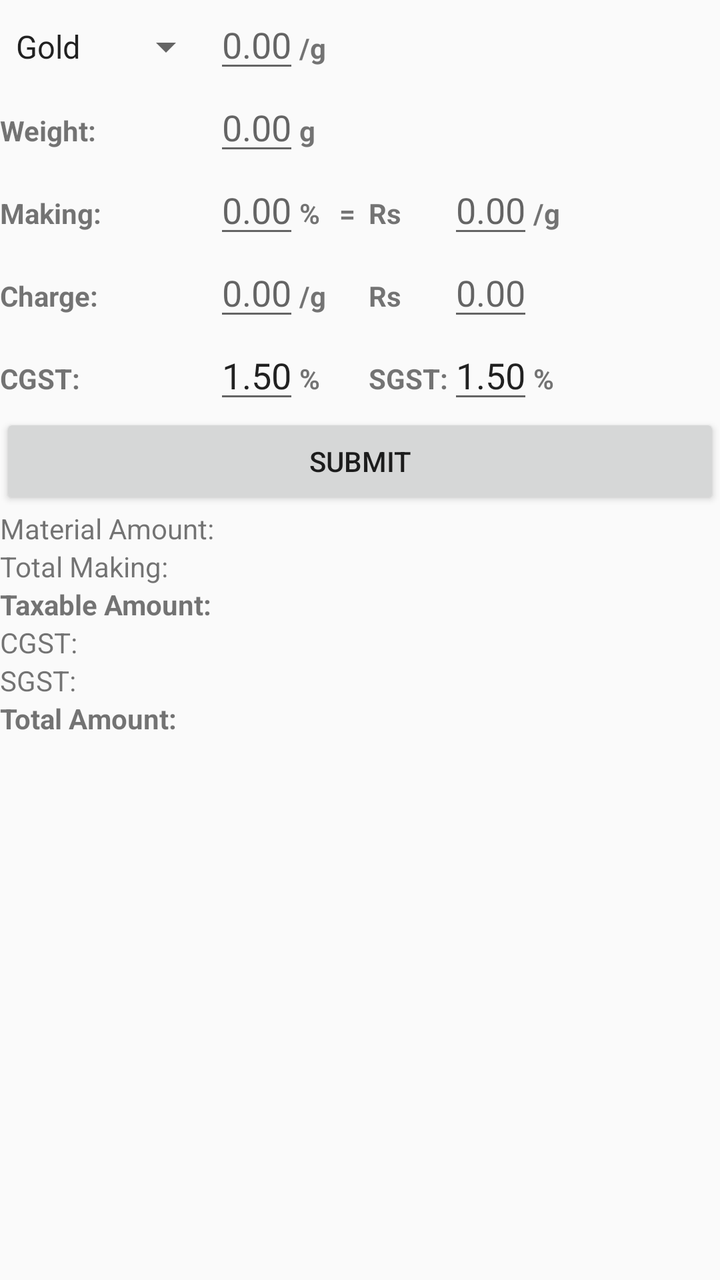
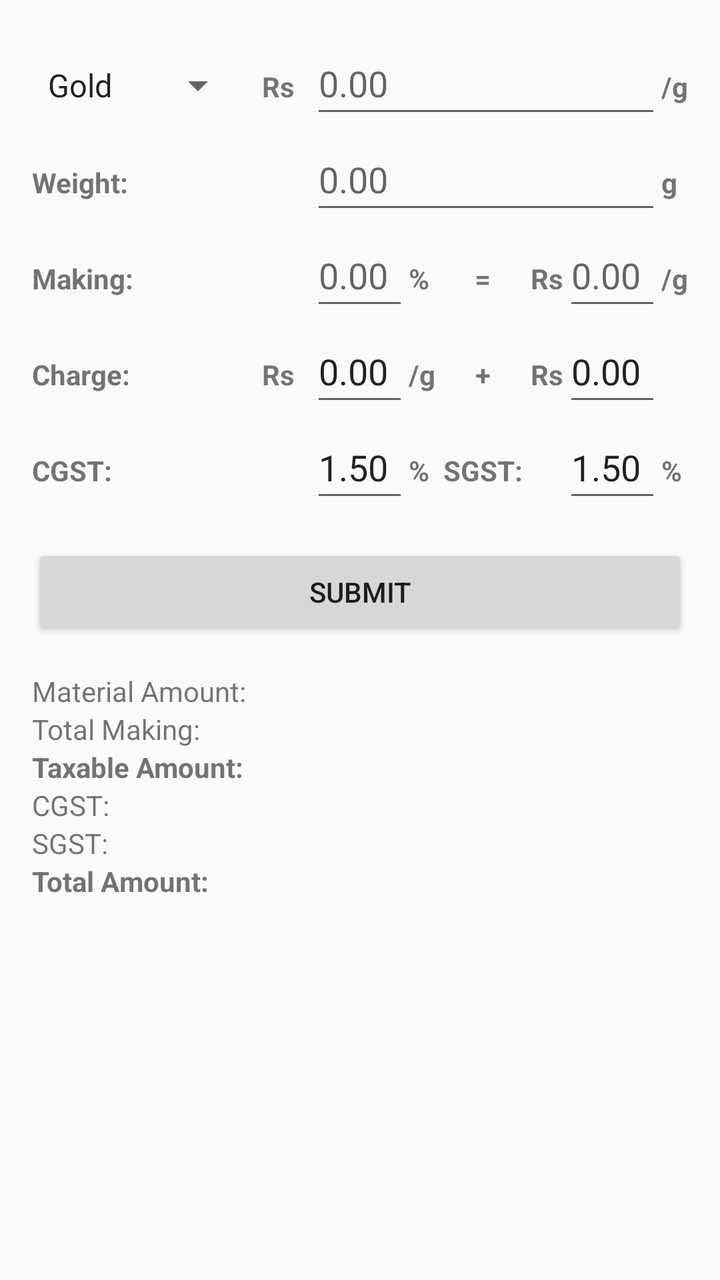

Before-and-after screenshots of an Android layout around one commit, followed by the original layout XML and the change that was made.
<!-- AndroidManifest.xml: application theme AppTheme -->
<!-- res/layout/activity_main.xml -->
<?xml version="1.0" encoding="utf-8"?>
<androidx.constraintlayout.widget.ConstraintLayout
        xmlns:android="http://schemas.android.com/apk/res/android"
        android:layout_height="match_parent"
        android:layout_width="match_parent"
        android:layout_marginLeft="1dp"
        android:layout_marginRight="1dp">

    <TableLayout android:layout_width="match_parent"
                 android:layout_height="match_parent">

        <TableRow>
            <Spinner
                    android:id="@+id/materialTypeSpinner"
                    android:layout_height="wrap_content"
                    android:textStyle="bold"
                    android:entries="@array/materialType"/>

            <EditText
                    android:id="@+id/rateInput"
                    android:inputType="numberDecimal"
                    android:hint="0.00"/>
            android:textStyle="bold"/>
            <TextView android:text="@string/app_weight_unit"
                      android:textStyle="bold"/>
        </TableRow>

        <TableRow>
            <TextView android:text="Weight:"
                      android:textStyle="bold"/>
            <EditText
                    android:id="@+id/weightInput"
                    android:inputType="numberDecimal"
                    android:hint="0.00"/>
            <TextView android:text="@string/app_weight"
                      android:textStyle="bold"/>
        </TableRow>

        <TableRow>
            <TextView android:text="Making:"
                      android:textStyle="bold"/>
            <EditText
                    android:id="@+id/makingInputPercentage"
                    android:inputType="numberDecimal"
                    android:layout_width="wrap_content"
                    android:hint="0.00"/>
            <TextView android:text="%"
                      android:textStyle="bold"/>

            <TextView android:text="  =  "
                      android:textStyle="bold"/>

            <TextView android:text="@string/app_currency"
                      android:textStyle="bold"/>
            <EditText
                    android:id="@+id/makingInputAmountPerUnitWeight"
                    android:inputType="numberDecimal"
                    android:hint="0.00"/>
            <TextView android:text="@string/app_weight_unit"
                      android:textStyle="bold"/>
        </TableRow>

        <TableRow>
            <TextView android:text="Charge:"
                android:textStyle="bold"/>
            <EditText
                android:id="@+id/chargeInputAmountPerUnitWeight"
                android:inputType="numberDecimal"
                android:layout_width="wrap_content"
                android:hint="0.00"/>
            <TextView android:text="@string/app_weight_unit"
                android:textStyle="bold"/>

            <TextView android:text="  "
                android:textStyle="bold"/>

            <TextView android:text="@string/app_currency"
                android:textStyle="bold"/>
            <EditText
                android:id="@+id/chargeInputAmountTotal"
                android:inputType="numberDecimal"
                android:hint="0.00"/>
            <TextView android:text=""
                android:textStyle="bold"/>
        </TableRow>

        <TableRow>
            <TextView android:text="CGST:"
                      android:textStyle="bold"/>
            <EditText
                    android:id="@+id/cgstRateInput"
                    android:inputType="numberDecimal"
                    android:text="1.50"/>
            <TextView android:text="%"
                      android:textStyle="bold"/>

            <TextView android:text=""/>

            <TextView android:text="SGST:"
                      android:textStyle="bold"/>
            <EditText
                    android:id="@+id/sgstRateInput"
                    android:inputType="numberDecimal"
                    android:text="1.50"/>
            <TextView android:text="%"
                      android:textStyle="bold"/>
        </TableRow>

        <Button android:id="@+id/button_id"
                android:text="Submit"/>

        <TableRow>
            <TextView android:text="Material Amount:"/>
            <TextView android:text=""/>
            <TextView android:text=""/>
            <TextView android:text=""/>
            <TextView android:text=""/>
            <TextView
                    android:id="@+id/materialAmountOutput"
                    android:inputType="numberDecimal"/>
        </TableRow>

        <TableRow>
            <TextView android:text="Total Making:"/>
            <TextView android:text=""/>
            <TextView android:text=""/>
            <TextView android:text=""/>
            <TextView android:text=""/>
            <TextView
                    android:id="@+id/makingAmountTotalOutput"
                    android:inputType="numberDecimal"/>
        </TableRow>

        <TableRow>
            <TextView android:text="Taxable Amount:"
                      android:textStyle="bold"/>
            <TextView android:text=""/>
            <TextView android:text=""/>
            <TextView android:text=""/>
            <TextView android:text=""/>
            <TextView android:id="@+id/taxableAmountOutput"
                      android:textStyle="bold"/>
        </TableRow>

        <TableRow>
            <TextView android:text="CGST:"/>
            <TextView android:text=""/>
            <TextView android:text=""/>
            <TextView android:text=""/>
            <TextView android:text=""/>
            <TextView android:id="@+id/cgstValueOutput"/>
        </TableRow>

        <TableRow>
            <TextView android:text="SGST:"/>
            <TextView android:text=""/>
            <TextView android:text=""/>
            <TextView android:text=""/>
            <TextView android:text=""/>
            <TextView android:id="@+id/sgstValueOutput"/>
        </TableRow>
        
        <TableRow>
            <TextView android:text="Total Amount:"
                      android:textStyle="bold"/>
            <TextView android:text=""/>
            <TextView android:text=""/>
            <TextView android:text=""/>
            <TextView android:text=""/>
            <TextView android:id="@+id/totalAmountOutput"
                      android:textStyle="bold"/>
        </TableRow>
    </TableLayout>
</androidx.constraintlayout.widget.ConstraintLayout>
<!-- resources referenced by this layout -->
<resources>
  <string-array name="materialType">
          <item>Gold</item>
          <item>Silver</item>
      </string-array>
  <string name="app_currency">Rs</string>
  <string name="app_weight">g</string>
  <string name="app_weight_unit">/g</string>
  <style name="AppTheme" parent="Theme.AppCompat.Light.DarkActionBar">
          
          <item name="colorPrimary">@color/colorPrimary</item>
          <item name="colorPrimaryDark">@color/colorPrimaryDark</item>
          <item name="colorAccent">@color/colorAccent</item>
      </style>
  <color name="colorPrimary">#3F51B5</color>
  <color name="colorPrimaryDark">#303F9F</color>
  <color name="colorAccent">#FF4081</color>
</resources>

<!-- the commit's change to res/layout/activity_main.xml (unified diff, before → after) -->
@@ -1,174 +1,329 @@
 <?xml version="1.0" encoding="utf-8"?>
-<androidx.constraintlayout.widget.ConstraintLayout
-        xmlns:android="http://schemas.android.com/apk/res/android"
+<androidx.constraintlayout.widget.ConstraintLayout xmlns:android="http://schemas.android.com/apk/res/android"
+    xmlns:app="http://schemas.android.com/apk/res-auto"
+    android:id="@+id/main"
+    android:layout_width="match_parent"
+    android:layout_height="match_parent"
+    android:layout_marginStart="1dp"
+    android:layout_marginEnd="1dp"
+    android:layout_marginLeft="1dp"
+    android:layout_marginRight="1dp">
+
+    <ScrollView
+        android:layout_width="match_parent"
         android:layout_height="match_parent"
-        android:layout_width="match_parent"
-        android:layout_marginLeft="1dp"
-        android:layout_marginRight="1dp">
-
-    <TableLayout android:layout_width="match_parent"
-                 android:layout_height="match_parent">
-
-        <TableRow>
-            <Spinner
+        app:layout_constraintBottom_toBottomOf="parent"
+        app:layout_constraintEnd_toEndOf="parent"
+        app:layout_constraintStart_toStartOf="parent"
+        app:layout_constraintTop_toTopOf="parent">
+
+        <TableLayout
+            android:layout_width="match_parent"
+            android:layout_height="wrap_content"
+            android:padding="16dp"
+            android:stretchColumns="2,6"
+            android:shrinkColumns="2,6">
+
+            
+            <TableRow>
+                <Spinner
                     android:id="@+id/materialTypeSpinner"
+                    android:layout_width="wrap_content"
                     android:layout_height="wrap_content"
-                    android:textStyle="bold"
-                    android:entries="@array/materialType"/>
-
-            <EditText
+                    android:minHeight="48dp"
+                    android:entries="@array/materialType"
+                    android:textStyle="bold" />
+
+                <TextView
+                    android:layout_width="wrap_content"
+                    android:text="@string/app_currency"
+                    android:textStyle="bold"
+                    android:paddingStart="8dp"
+                    android:paddingEnd="8dp" />
+
+                <EditText
                     android:id="@+id/rateInput"
-                    android:inputType="numberDecimal"
-                    android:hint="0.00"/>
-            android:textStyle="bold"/>
-            <TextView android:text="@string/app_weight_unit"
-                      android:textStyle="bold"/>
-        </TableRow>
-
-        <TableRow>
-            <TextView android:text="Weight:"
-                      android:textStyle="bold"/>
-            <EditText
+                    android:layout_width="wrap_content"
+                    android:layout_weight="1"
+                    android:layout_span="5"
+                    android:minHeight="48dp"
+                    android:hint="@string/default_decimal_value"
+                    android:importantForAutofill="no"
+                    android:inputType="numberDecimal" />
+
+                <TextView
+                    android:layout_width="wrap_content"
+                    android:text="@string/app_weight_unit"
+                    android:textStyle="bold" />
+            </TableRow>
+
+            
+            <TableRow>
+                <TextView
+                    android:layout_width="wrap_content"
+                    android:text="@string/label_weight"
+                    android:textStyle="bold" />
+
+                <TextView
+                    android:layout_width="wrap_content"
+                    android:text=""
+                    android:paddingStart="8dp"
+                    android:paddingEnd="8dp" />
+
+                <EditText
                     android:id="@+id/weightInput"
-                    android:inputType="numberDecimal"
-                    android:hint="0.00"/>
-            <TextView android:text="@string/app_weight"
-                      android:textStyle="bold"/>
-        </TableRow>
-
-        <TableRow>
-            <TextView android:text="Making:"
-                      android:textStyle="bold"/>
-            <EditText
+                    android:layout_width="wrap_content"
+                    android:layout_weight="1"
+                    android:layout_span="5"
+                    android:minHeight="48dp"
+                    android:hint="@string/default_decimal_value"
+                    android:importantForAutofill="no"
+                    android:inputType="numberDecimal" />
+
+                <TextView
+                    android:layout_width="wrap_content"
+                    android:text="@string/app_weight"
+                    android:textStyle="bold" />
+            </TableRow>
+
+            
+            <TableRow>
+                <TextView
+                    android:layout_width="wrap_content"
+                    android:text="@string/label_making"
+                    android:textStyle="bold" />
+
+                <TextView
+                    android:layout_width="wrap_content"
+                    android:text=""
+                    android:paddingStart="8dp"
+                    android:paddingEnd="8dp" />
+
+                <EditText
                     android:id="@+id/makingInputPercentage"
-                    android:inputType="numberDecimal"
-                    android:layout_width="wrap_content"
-                    android:hint="0.00"/>
-            <TextView android:text="%"
-                      android:textStyle="bold"/>
-
-            <TextView android:text="  =  "
-                      android:textStyle="bold"/>
-
-            <TextView android:text="@string/app_currency"
-                      android:textStyle="bold"/>
-            <EditText
+                    android:layout_width="0dp"
+                    android:layout_weight="1"
+                    android:minHeight="48dp"
+                    android:hint="@string/default_decimal_value"
+                    android:importantForAutofill="no"
+                    android:inputType="numberDecimal"
+                    android:maxLength="7" />
+
+                <TextView
+                    android:layout_width="wrap_content"
+                    android:text="@string/symbol_percent"
+                    android:textStyle="bold" />
+
+                <TextView
+                    android:layout_width="wrap_content"
+                    android:text="@string/symbol_equals"
+                    android:textStyle="bold"
+                    android:gravity="center"
+                    android:paddingHorizontal="4dp" />
+
+                <TextView
+                    android:layout_width="wrap_content"
+                    android:text="@string/app_currency"
+                    android:textStyle="bold" />
+
+                <EditText
                     android:id="@+id/makingInputAmountPerUnitWeight"
-                    android:inputType="numberDecimal"
-                    android:hint="0.00"/>
-            <TextView android:text="@string/app_weight_unit"
-                      android:textStyle="bold"/>
-        </TableRow>
-
-        <TableRow>
-            <TextView android:text="Charge:"
-                android:textStyle="bold"/>
-            <EditText
-                android:id="@+id/chargeInputAmountPerUnitWeight"
-                android:inputType="numberDecimal"
-                android:layout_width="wrap_content"
-                android:hint="0.00"/>
-            <TextView android:text="@string/app_weight_unit"
-                android:textStyle="bold"/>
-
-            <TextView android:text="  "
-                android:textStyle="bold"/>
-
-            <TextView android:text="@string/app_currency"
-                android:textStyle="bold"/>
-            <EditText
-                android:id="@+id/chargeInputAmountTotal"
-                android:inputType="numberDecimal"
-                android:hint="0.00"/>
-            <TextView android:text=""
-                android:textStyle="bold"/>
-        </TableRow>
-
-        <TableRow>
-            <TextView android:text="CGST:"
-                      android:textStyle="bold"/>
-            <EditText
+                    android:layout_width="0dp"
+                    android:layout_weight="1"
+                    android:minHeight="48dp"
+                    android:hint="@string/default_decimal_value"
+                    android:importantForAutofill="no"
+                    android:inputType="numberDecimal"
+                    android:maxLength="7" />
+
+                <TextView
+                    android:layout_width="wrap_content"
+                    android:text="@string/app_weight_unit"
+                    android:textStyle="bold" />
+            </TableRow>
+
+            
+            <TableRow>
+                <TextView
+                    android:layout_width="wrap_content"
+                    android:text="@string/label_charge"
+                    android:textStyle="bold" />
+
+                <TextView
+                    android:layout_width="wrap_content"
+                    android:text="@string/app_currency"
+                    android:textStyle="bold"
+                    android:paddingStart="8dp"
+                    android:paddingEnd="8dp" />
+
+                <EditText
+                    android:id="@+id/chargeInputAmountPerUnitWeight"
+                    android:layout_width="0dp"
+                    android:layout_weight="1"
+                    android:minHeight="48dp"
+                    android:text="@string/default_decimal_value"
+                    android:importantForAutofill="no"
+                    android:inputType="numberDecimal"
+                    android:maxLength="7" />
+
+                <TextView
+                    android:layout_width="wrap_content"
+                    android:text="@string/app_weight_unit"
+                    android:textStyle="bold" />
+
+                <TextView
+                    android:layout_width="wrap_content"
+                    android:text="@string/symbol_plus"
+                    android:textStyle="bold"
+                    android:gravity="center"
+                    android:paddingHorizontal="4dp" />
+
+                <TextView
+                    android:layout_width="wrap_content"
+                    android:text="@string/app_currency"
+                    android:textStyle="bold" />
+
+                <EditText
+                    android:id="@+id/chargeInputAmountTotal"
+                    android:layout_width="0dp"
+                    android:layout_weight="1"
+                    android:minHeight="48dp"
+                    android:text="@string/default_decimal_value"
+                    android:importantForAutofill="no"
+                    android:inputType="numberDecimal"
+                    android:maxLength="7" />
+
+                <TextView
+                    android:layout_width="wrap_content"
+                    android:text="" />
+            </TableRow>
+
+            
+            <TableRow>
+                <TextView
+                    android:layout_width="wrap_content"
+                    android:text="@string/label_cgst"
+                    android:textStyle="bold" />
+
+                <TextView
+                    android:layout_width="wrap_content"
+                    android:text=""
+                    android:paddingStart="8dp"
+                    android:paddingEnd="8dp" />
+
+                <EditText
                     android:id="@+id/cgstRateInput"
-                    android:inputType="numberDecimal"
-                    android:text="1.50"/>
-            <TextView android:text="%"
-                      android:textStyle="bold"/>
-
-            <TextView android:text=""/>
-
-            <TextView android:text="SGST:"
-                      android:textStyle="bold"/>
-            <EditText
+                    android:layout_width="0dp"
+                    android:layout_weight="1"
+                    android:minHeight="48dp"
+                    android:importantForAutofill="no"
+                    android:inputType="numberDecimal"
+                    android:text="@string/default_tax_rate" />
+
+                <TextView
+                    android:layout_width="wrap_content"
+                    android:text="@string/symbol_percent"
+                    android:textStyle="bold" />
+
+                <TextView
+                    android:layout_width="wrap_content"
+                    android:text="@string/label_sgst"
+                    android:textStyle="bold"
+                    android:gravity="center"
+                    android:paddingHorizontal="4dp" />
+
+                <TextView
+                    android:layout_width="wrap_content"
+                    android:text="" />
+
+                <EditText
                     android:id="@+id/sgstRateInput"
-                    android:inputType="numberDecimal"
-                    android:text="1.50"/>
-            <TextView android:text="%"
-                      android:textStyle="bold"/>
-        </TableRow>
-
-        <Button android:id="@+id/button_id"
-                android:text="Submit"/>
-
-        <TableRow>
-            <TextView android:text="Material Amount:"/>
-            <TextView android:text=""/>
-            <TextView android:text=""/>
-            <TextView android:text=""/>
-            <TextView android:text=""/>
-            <TextView
+                    android:layout_width="0dp"
+                    android:layout_weight="1"
+                    android:minHeight="48dp"
+                    android:importantForAutofill="no"
+                    android:inputType="numberDecimal"
+                    android:text="@string/default_tax_rate" />
+
+                <TextView
+                    android:layout_width="wrap_content"
+                    android:text="@string/symbol_percent"
+                    android:textStyle="bold" />
+            </TableRow>
+
+            <Button
+                android:id="@+id/button_id"
+                android:layout_width="match_parent"
+                android:layout_height="wrap_content"
+                android:minHeight="48dp"
+                android:layout_marginTop="16dp"
+                android:layout_marginBottom="16dp"
+                android:text="@string/btn_submit" />
+
+            
+            <TableRow>
+                <TextView
+                    android:layout_width="wrap_content"
+                    android:text="@string/label_material_amount" />
+                <TextView android:layout_span="5" />
+                <TextView
                     android:id="@+id/materialAmountOutput"
-                    android:inputType="numberDecimal"/>
-        </TableRow>
-
-        <TableRow>
-            <TextView android:text="Total Making:"/>
-            <TextView android:text=""/>
-            <TextView android:text=""/>
-            <TextView android:text=""/>
-            <TextView android:text=""/>
-            <TextView
+                    android:layout_width="wrap_content" />
+            </TableRow>
+
+            <TableRow>
+                <TextView
+                    android:layout_width="wrap_content"
+                    android:text="@string/label_total_making" />
+                <TextView android:layout_span="5" />
+                <TextView
                     android:id="@+id/makingAmountTotalOutput"
-                    android:inputType="numberDecimal"/>
-        </TableRow>
-
-        <TableRow>
-            <TextView android:text="Taxable Amount:"
-                      android:textStyle="bold"/>
-            <TextView android:text=""/>
-            <TextView android:text=""/>
-            <TextView android:text=""/>
-            <TextView android:text=""/>
-            <TextView android:id="@+id/taxableAmountOutput"
-                      android:textStyle="bold"/>
-        </TableRow>
-
-        <TableRow>
-            <TextView android:text="CGST:"/>
-            <TextView android:text=""/>
-            <TextView android:text=""/>
-            <TextView android:text=""/>
-            <TextView android:text=""/>
-            <TextView android:id="@+id/cgstValueOutput"/>
-        </TableRow>
-
-        <TableRow>
-            <TextView android:text="SGST:"/>
-            <TextView android:text=""/>
-            <TextView android:text=""/>
-            <TextView android:text=""/>
-            <TextView android:text=""/>
-            <TextView android:id="@+id/sgstValueOutput"/>
-        </TableRow>
-        
-        <TableRow>
-            <TextView android:text="Total Amount:"
-                      android:textStyle="bold"/>
-            <TextView android:text=""/>
-            <TextView android:text=""/>
-            <TextView android:text=""/>
-            <TextView android:text=""/>
-            <TextView android:id="@+id/totalAmountOutput"
-                      android:textStyle="bold"/>
-        </TableRow>
-    </TableLayout>
+                    android:layout_width="wrap_content" />
+            </TableRow>
+
+            <TableRow>
+                <TextView
+                    android:layout_width="wrap_content"
+                    android:text="@string/label_taxable_amount"
+                    android:textStyle="bold" />
+                <TextView android:layout_span="5" />
+                <TextView
+                    android:id="@+id/taxableAmountOutput"
+                    android:layout_width="wrap_content"
+                    android:textStyle="bold" />
+            </TableRow>
+
+            <TableRow>
+                <TextView
+                    android:layout_width="wrap_content"
+                    android:text="@string/label_cgst" />
+                <TextView android:layout_span="5" />
+                <TextView
+                    android:id="@+id/cgstValueOutput"
+                    android:layout_width="wrap_content" />
+            </TableRow>
+
+            <TableRow>
+                <TextView
+                    android:layout_width="wrap_content"
+                    android:text="@string/label_sgst" />
+                <TextView android:layout_span="5" />
+                <TextView
+                    android:id="@+id/sgstValueOutput"
+                    android:layout_width="wrap_content" />
+            </TableRow>
+
+            <TableRow>
+                <TextView
+                    android:layout_width="wrap_content"
+                    android:text="@string/label_total_amount"
+                    android:textStyle="bold" />
+                <TextView android:layout_span="5" />
+                <TextView
+                    android:id="@+id/totalAmountOutput"
+                    android:layout_width="wrap_content"
+                    android:textStyle="bold" />
+            </TableRow>
+        </TableLayout>
+    </ScrollView>
 </androidx.constraintlayout.widget.ConstraintLayout>
<!-- resource entries referenced after the edit -->
@@ -7,6 +7,21 @@
   <string name="app_currency">Rs</string>
   <string name="app_weight">g</string>
   <string name="app_weight_unit">/g</string>
+  <string name="btn_submit">Submit</string>
+  <string name="default_decimal_value">0.00</string>
+  <string name="default_tax_rate">1.50</string>
+  <string name="label_cgst">CGST:</string>
+  <string name="label_charge">Charge:</string>
+  <string name="label_making">Making:</string>
+  <string name="label_material_amount">Material Amount:</string>
+  <string name="label_sgst">SGST:</string>
+  <string name="label_taxable_amount">Taxable Amount:</string>
+  <string name="label_total_amount">Total Amount:</string>
+  <string name="label_total_making">Total Making:</string>
+  <string name="label_weight">Weight:</string>
+  <string name="symbol_equals">=</string>
+  <string name="symbol_percent">%</string>
+  <string name="symbol_plus">+</string>
   <style name="AppTheme" parent="Theme.AppCompat.Light.DarkActionBar">
           
           <item name="colorPrimary">@color/colorPrimary</item>
